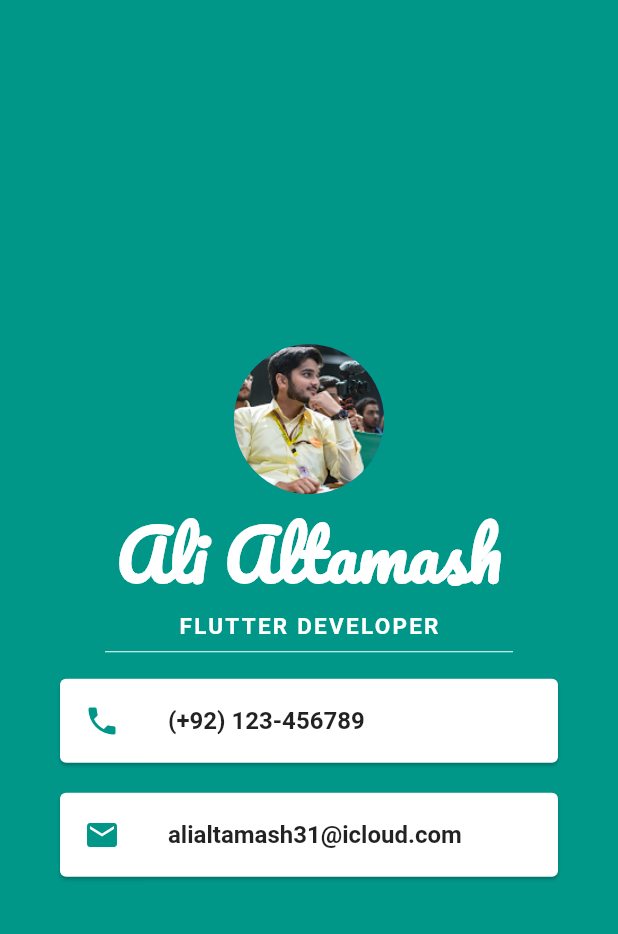
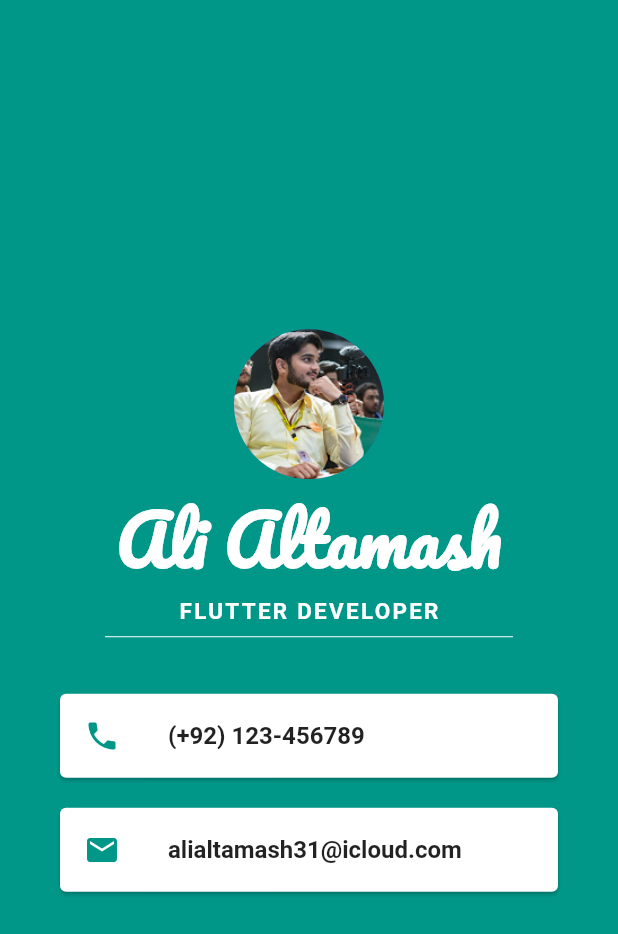
Before and after one commit to AliAltamash/Personal_card_flutter, a Flutter app: the screen it shows after launch, on a phone screen of 412 x 824 dp. Shown: the top 934 px of the screen. Run offline on Flutter 3.47's test engine with Material 2 defaults, Android fonts, the phone set to English and light mode, and no system bars.

Commit message:
Second commit

```diff
--- a/lib/main.dart
+++ b/lib/main.dart
@@ -48,6 +48,9 @@ class personalCard extends StatelessWidget {
                 endIndent: 70.0,
                 color: Colors.white,
               ),
+              SizedBox(
+                height: 20.0,
+              ),
               Card(
                 margin: EdgeInsets.symmetric(vertical: 10.0, horizontal: 40.0),
                 child: ListTile(
```
